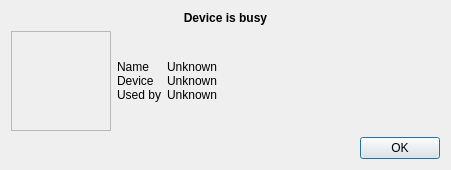
Qt form audio/QvkAlsaBusyDialog.ui (yanuarakhid/vokoscreen) before a commit.
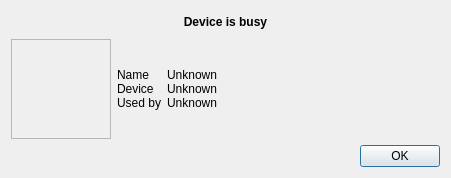
The same form after that commit. Icons and pictures are not drawn.

```diff
--- a/audio/QvkAlsaBusyDialog.ui
+++ b/audio/QvkAlsaBusyDialog.ui
@@ -7,7 +7,7 @@
     <x>0</x>
     <y>0</y>
     <width>451</width>
-    <height>170</height>
+    <height>178</height>
    </rect>
   </property>
   <property name="sizePolicy">
```
Left out of the diff: 2 changed lines with no effect on the pictures.
